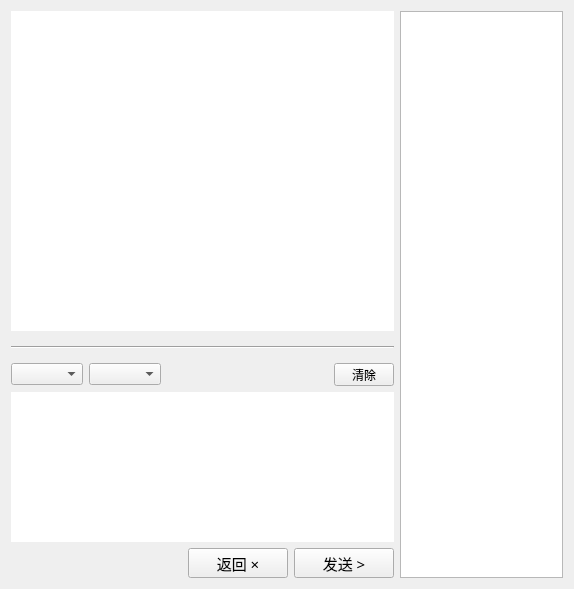
Old version of the form Server/chatroom.ui in the repository PengCheng-official/ClassProj.
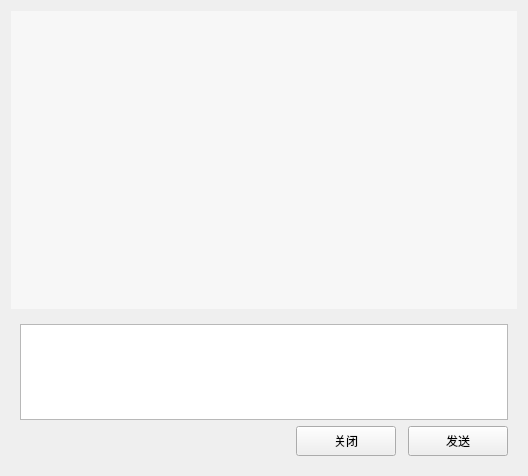
New version of the form. Custom widgets are drawn as their Qt base class.

Commit message: feat: finish Server and Client chatroom completely

```diff
--- a/Server/chatroom.ui
+++ b/Server/chatroom.ui
@@ -6,211 +6,149 @@
    <rect>
     <x>0</x>
     <y>0</y>
-    <width>574</width>
-    <height>587</height>
+    <width>528</width>
+    <height>476</height>
    </rect>
   </property>
   <property name="windowTitle">
    <string>Form</string>
   </property>
-  <layout class="QGridLayout" name="gridLayout_2">
-   <item row="0" column="0">
     <layout class="QGridLayout" name="gridLayout">
-     <item row="0" column="0" colspan="6">
-      <widget class="QListWidget" name="ChatList">
-       <property name="sizePolicy">
-        <sizepolicy hsizetype="Minimum" vsizetype="Minimum">
-         <horstretch>0</horstretch>
-         <verstretch>0</verstretch>
-        </sizepolicy>
-       </property>
-       <property name="minimumSize">
-        <size>
-         <width>0</width>
-         <height>320</height>
-        </size>
-       </property>
-       <property name="styleSheet">
-        <string notr="true">border-color: rgb(85, 255, 255);</string>
-       </property>
-       <property name="frameShape">
-        <enum>QFrame::NoFrame</enum>
-       </property>
-       <property name="frameShadow">
-        <enum>QFrame::Sunken</enum>
-       </property>
-       <property name="lineWidth">
-        <number>10</number>
-       </property>
-      </widget>
-     </item>
-     <item row="0" column="6" rowspan="5">
+   <item row="0" column="0">
       <widget class="QListWidget" name="listWidget">
-       <property name="minimumSize">
-        <size>
-         <width>150</width>
-         <height>0</height>
-        </size>
-       </property>
-       <property name="maximumSize">
-        <size>
-         <width>230</width>
-         <height>16777215</height>
-        </size>
-       </property>
-      </widget>
-     </item>
-     <item row="2" column="0">
-      <widget class="QComboBox" name="comboBox"/>
-     </item>
-     <item row="2" column="1">
-      <widget class="QComboBox" name="comboBox_2"/>
-     </item>
-     <item row="2" column="2" colspan="3">
-      <spacer name="horizontalSpacer_5">
-       <property name="orientation">
-        <enum>Qt::Horizontal</enum>
-       </property>
-       <property name="sizeHint" stdset="0">
-        <size>
-         <width>128</width>
-         <height>20</height>
-        </size>
-       </property>
-      </spacer>
-     </item>
-     <item row="2" column="5">
-      <widget class="QPushButton" name="ptn6">
        <property name="sizePolicy">
-        <sizepolicy hsizetype="Fixed" vsizetype="Fixed">
+      <sizepolicy hsizetype="Expanding" vsizetype="Preferred">
          <horstretch>0</horstretch>
          <verstretch>0</verstretch>
         </sizepolicy>
        </property>
-       <property name="minimumSize">
-        <size>
-         <width>60</width>
-         <height>23</height>
-        </size>
-       </property>
-       <property name="maximumSize">
-        <size>
-         <width>60</width>
-         <height>23</height>
-        </size>
-       </property>
-       <property name="font">
-        <font>
-         <pointsize>9</pointsize>
-        </font>
-       </property>
-       <property name="text">
-        <string>清除</string>
-       </property>
-       <property name="checkable">
-        <bool>true</bool>
+     <property name="styleSheet">
+      <string notr="true">QListWidget{background-color: rgb(247, 247, 247); color:rgb(51,51,51); border: 1px solid  rgb(247, 247, 247);outline:0px;}
+QListWidget::Item{background-color: rgb(247, 247, 247);}
+QListWidget::Item:hover{background-color: rgb(247, 247, 247); }
+QListWidget::item:selected{
+	background-color: rgb(247, 247, 247);
+	color:black; 
+    border: 1px solid  rgb(247, 247, 247);
+}
+QListWidget::item:selected:!active{border: 1px solid  rgb(247, 247, 247); background-color: rgb(247, 247, 247); color:rgb(51,51,51); } </string>
+     </property>
+     <property name="verticalScrollBarPolicy">
+      <enum>Qt::ScrollBarAsNeeded</enum>
+     </property>
+     <property name="horizontalScrollBarPolicy">
+      <enum>Qt::ScrollBarAlwaysOff</enum>
        </property>
       </widget>
      </item>
-     <item row="3" column="0" colspan="6">
-      <widget class="QTextEdit" name="textEdit">
+   <item row="1" column="0">
+    <widget class="QWidget" name="widget" native="true">
        <property name="minimumSize">
         <size>
          <width>0</width>
+       <height>50</height>
+      </size>
+     </property>
+     <property name="maximumSize">
+      <size>
+       <width>16777215</width>
          <height>150</height>
         </size>
        </property>
-       <property name="maximumSize">
-        <size>
-         <width>16777215</width>
-         <height>230</height>
-        </size>
-       </property>
-       <property name="styleSheet">
-        <string notr="true"/>
-       </property>
-       <property name="frameShape">
-        <enum>QFrame::NoFrame</enum>
-       </property>
-       <property name="frameShadow">
-        <enum>QFrame::Sunken</enum>
-       </property>
-       <property name="lineWidth">
-        <number>10</number>
-       </property>
-      </widget>
-     </item>
-     <item row="4" column="0" colspan="3">
-      <spacer name="horizontalSpacer_6">
+     <layout class="QGridLayout" name="gridLayout_2">
+      <item row="1" column="0">
+       <spacer name="horizontalSpacer">
        <property name="orientation">
         <enum>Qt::Horizontal</enum>
        </property>
        <property name="sizeHint" stdset="0">
         <size>
-         <width>258</width>
+          <width>40</width>
          <height>20</height>
         </size>
        </property>
       </spacer>
      </item>
-     <item row="4" column="3">
-      <widget class="QPushButton" name="ptnChange_2">
+      <item row="1" column="3">
+       <widget class="ElaPushButton" name="sendBtn">
        <property name="minimumSize">
         <size>
          <width>100</width>
          <height>30</height>
         </size>
        </property>
-       <property name="font">
-        <font>
-         <family>宋体</family>
-         <pointsize>11</pointsize>
-        </font>
-       </property>
-       <property name="text">
-        <string>返回 ×</string>
-       </property>
-      </widget>
-     </item>
-     <item row="4" column="4" colspan="2">
-      <widget class="QPushButton" name="ptnChange">
-       <property name="minimumSize">
+        <property name="maximumSize">
         <size>
          <width>100</width>
          <height>30</height>
         </size>
        </property>
-       <property name="font">
-        <font>
-         <family>宋体</family>
-         <pointsize>11</pointsize>
-        </font>
-       </property>
        <property name="text">
-        <string>发送 &gt;</string>
+         <string>发送</string>
        </property>
       </widget>
      </item>
-     <item row="1" column="0" colspan="6">
-      <widget class="Line" name="line_2">
+      <item row="0" column="0" colspan="4">
+       <widget class="ElaPlainTextEdit" name="textEdit">
+        <property name="sizePolicy">
+         <sizepolicy hsizetype="Expanding" vsizetype="Preferred">
+          <horstretch>0</horstretch>
+          <verstretch>0</verstretch>
+         </sizepolicy>
+        </property>
        <property name="minimumSize">
         <size>
          <width>0</width>
-         <height>20</height>
-        </size>
-       </property>
-       <property name="styleSheet">
-        <string notr="true">color: rgb(182, 182, 182);</string>
-       </property>
-       <property name="orientation">
-        <enum>Qt::Horizontal</enum>
-       </property>
+          <height>50</height>
+         </size>
+        </property>
+        <property name="maximumSize">
+         <size>
+          <width>16777215</width>
+          <height>120</height>
+         </size>
+        </property>
+       </widget>
+      </item>
+      <item row="1" column="1">
+       <widget class="ElaPushButton" name="returnBtn">
+        <property name="minimumSize">
+         <size>
+          <width>100</width>
+          <height>30</height>
+         </size>
+        </property>
+        <property name="maximumSize">
+         <size>
+          <width>100</width>
+          <height>30</height>
+         </size>
+        </property>
+        <property name="text">
+         <string>关闭</string>
+        </property>
       </widget>
      </item>
     </layout>
+     <zorder>textEdit</zorder>
+     <zorder>returnBtn</zorder>
+     <zorder>sendBtn</zorder>
+    </widget>
    </item>
   </layout>
  </widget>
+ <customwidgets>
+  <customwidget>
+   <class>ElaPushButton</class>
+   <extends>QPushButton</extends>
+   <header>elapushbutton.h</header>
+  </customwidget>
+  <customwidget>
+   <class>ElaPlainTextEdit</class>
+   <extends>QTextEdit</extends>
+   <header>elaplaintextedit.h</header>
+  </customwidget>
+ </customwidgets>
  <resources/>
  <connections/>
 </ui>
```
Lines whose indentation alone changed are shown as unchanged. The commit also changes 30 other files.
